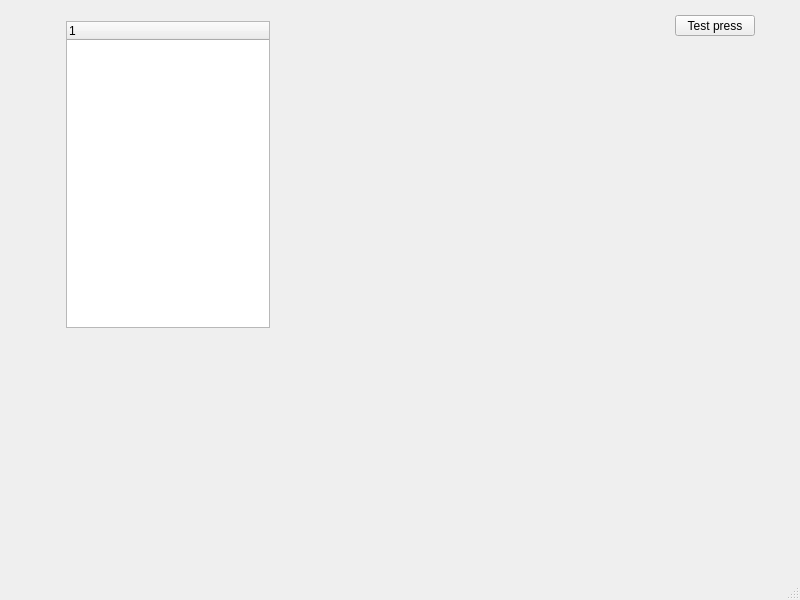
First picture: the form in mainwindow.ui, repository myag0tin/NotesApp, before the edit.
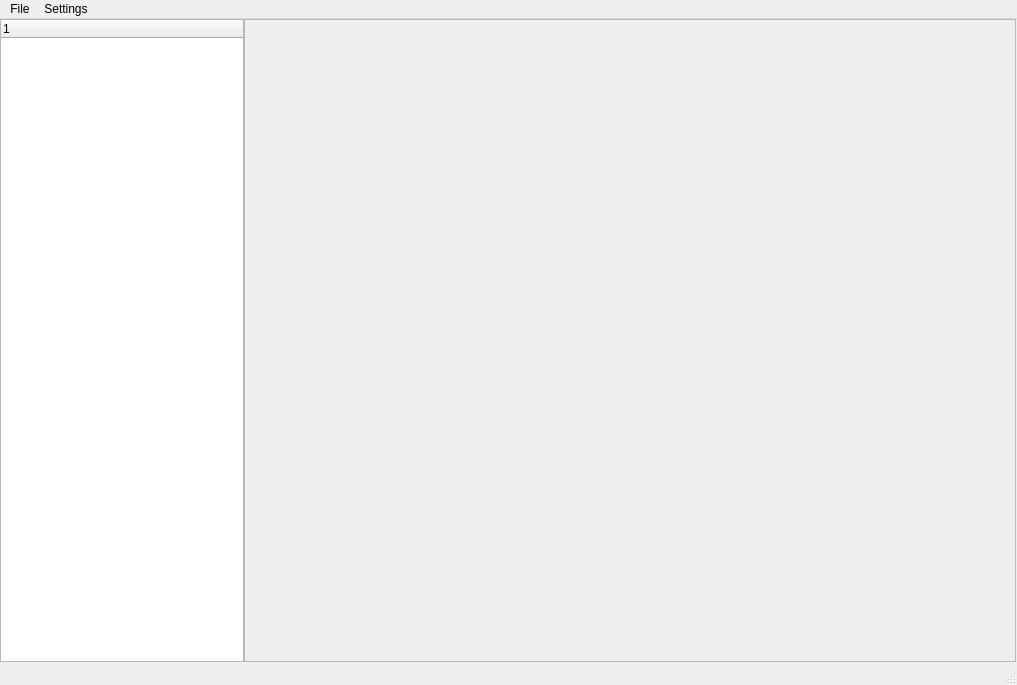
Second picture: the form after the edit.

The edit to the form file:
```diff
--- a/mainwindow.ui
+++ b/mainwindow.ui
@@ -6,35 +6,25 @@
    <rect>
     <x>0</x>
     <y>0</y>
-    <width>800</width>
-    <height>600</height>
+    <width>1017</width>
+    <height>685</height>
    </rect>
   </property>
   <property name="windowTitle">
    <string>MainWindow</string>
   </property>
   <widget class="QWidget" name="centralwidget">
-   <widget class="QPushButton" name="testButton">
+   <widget class="QTreeWidget" name="structureWidget">
     <property name="geometry">
      <rect>
-      <x>675</x>
-      <y>15</y>
-      <width>80</width>
-      <height>21</height>
+      <x>0</x>
+      <y>0</y>
+      <width>244</width>
+      <height>643</height>
      </rect>
     </property>
-    <property name="text">
-     <string>Test press</string>
-    </property>
-   </widget>
-   <widget class="QTreeWidget" name="treeWidget">
-    <property name="geometry">
-     <rect>
-      <x>66</x>
-      <y>21</y>
-      <width>204</width>
-      <height>307</height>
-     </rect>
+    <property name="styleSheet">
+     <string notr="true"/>
     </property>
     <column>
      <property name="text">
@@ -42,16 +32,45 @@
      </property>
     </column>
    </widget>
+   <widget class="QPlainTextEdit" name="noteDescription">
+    <property name="enabled">
+     <bool>false</bool>
+    </property>
+    <property name="geometry">
+     <rect>
+      <x>244</x>
+      <y>0</y>
+      <width>772</width>
+      <height>643</height>
+     </rect>
+    </property>
+   </widget>
   </widget>
   <widget class="QMenuBar" name="menubar">
    <property name="geometry">
     <rect>
      <x>0</x>
      <y>0</y>
-     <width>800</width>
+     <width>1017</width>
      <height>20</height>
     </rect>
    </property>
+   <widget class="QMenu" name="menuFile">
+    <property name="title">
+     <string>File</string>
+    </property>
+    <addaction name="actionCreateNote"/>
+    <addaction name="actionCreateFolder"/>
+   </widget>
+   <widget class="QMenu" name="menuSettings">
+    <property name="title">
+     <string>Settings</string>
+    </property>
+    <addaction name="actionToggleUiMode"/>
+    <addaction name="actionHelp"/>
+   </widget>
+   <addaction name="menuFile"/>
+   <addaction name="menuSettings"/>
   </widget>
   <widget class="QStatusBar" name="statusbar"/>
  </widget>
```
Left out of the diff: 20 changed lines with no effect on the pictures.
